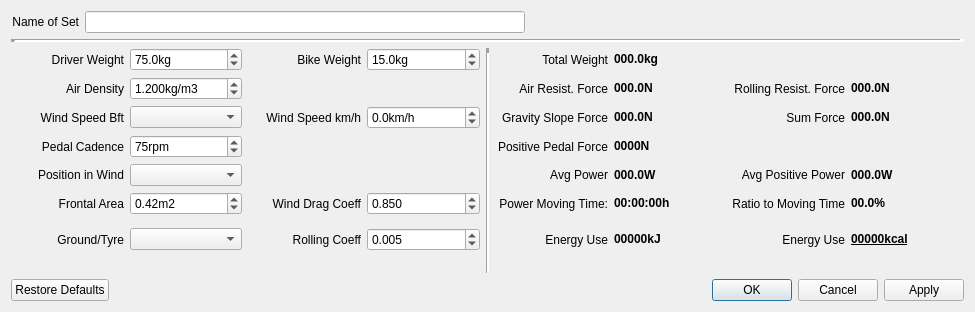
This is src/qmapshack/gis/trk/filter/IFilterEnergyCycleDlg.ui in Maproom/qmapshack as Qt 5 draws it before an edit. The edited form follows.
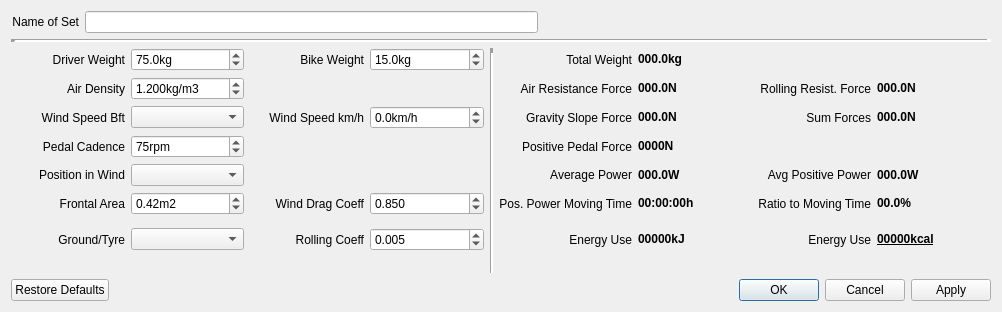
This is the edited form.

```diff
--- a/src/qmapshack/gis/trk/filter/IFilterEnergyCycleDlg.ui
+++ b/src/qmapshack/gis/trk/filter/IFilterEnergyCycleDlg.ui
@@ -6,7 +6,7 @@
    <rect>
     <x>0</x>
     <y>0</y>
-    <width>975</width>
+    <width>1002</width>
     <height>312</height>
    </rect>
   </property>
@@ -202,7 +202,7 @@
        <item row="3" column="5">
         <widget class="QLabel" name="label_23">
          <property name="text">
-          <string>Air Resist. Force</string>
+          <string>Air Resistance Force</string>
          </property>
          <property name="alignment">
           <set>Qt::AlignRight|Qt::AlignTrailing|Qt::AlignVCenter</set>
@@ -270,7 +270,7 @@
        <item row="7" column="5">
         <widget class="QLabel" name="label_31">
          <property name="text">
-          <string>Power Moving Time:</string>
+          <string>Pos. Power Moving Time</string>
          </property>
          <property name="alignment">
           <set>Qt::AlignRight|Qt::AlignTrailing|Qt::AlignVCenter</set>
@@ -485,7 +485,7 @@
        <item row="6" column="5">
         <widget class="QLabel" name="label_7">
          <property name="text">
-          <string>Avg Power</string>
+          <string>Average Power</string>
          </property>
          <property name="alignment">
           <set>Qt::AlignRight|Qt::AlignTrailing|Qt::AlignVCenter</set>
@@ -505,7 +505,7 @@
        <item row="4" column="7">
         <widget class="QLabel" name="label_28">
          <property name="text">
-          <string>Sum Force</string>
+          <string>Sum Forces</string>
          </property>
          <property name="alignment">
           <set>Qt::AlignRight|Qt::AlignTrailing|Qt::AlignVCenter</set>
```
Left out of the diff: 50 changed lines with no effect on the pictures.
